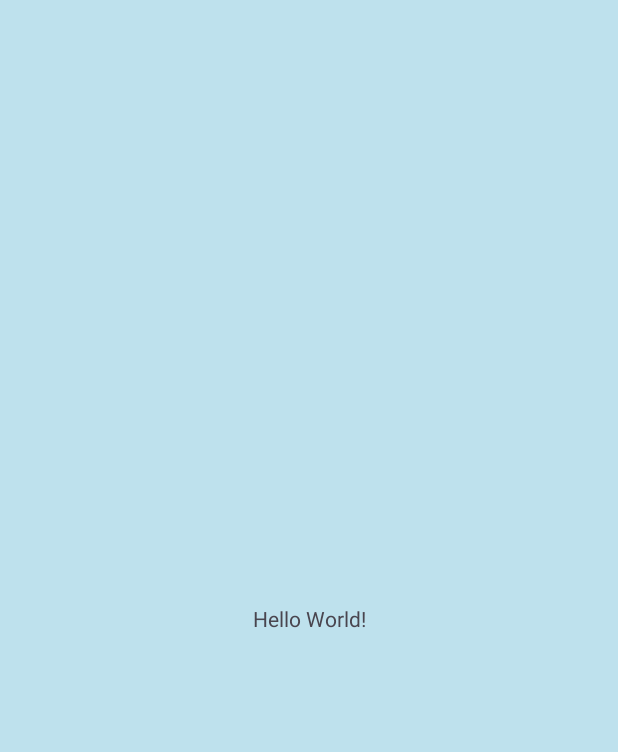
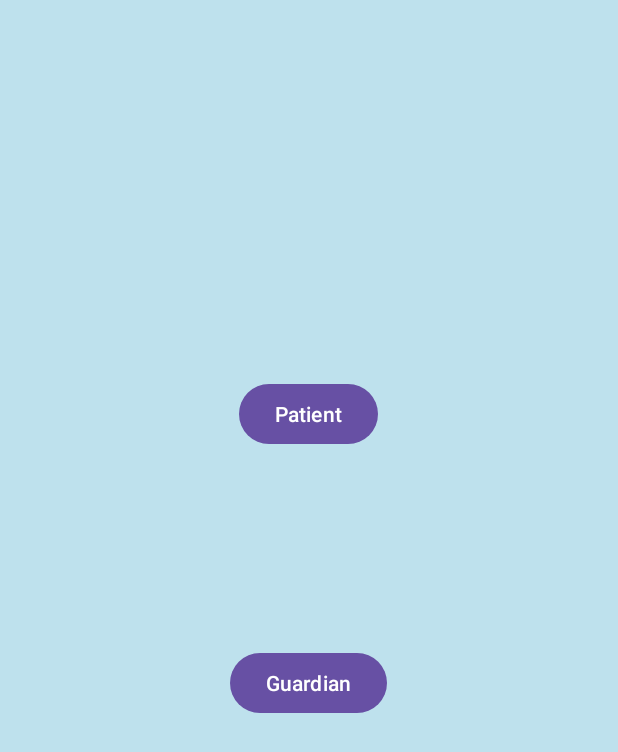
Before and after one commit to Shyamal011/ReMedi, an Android app: the screen it shows after launch (ChooseMode), on a phone screen of 412 x 824 dp. Before the commit the part shown is almost empty. Shown: the top 752 px of the screen. Run offline under Robolectric (Android 15) with nearby library versions, the light colour scheme and no system bars.

Commit message:
004@fury

```diff
--- a/app/src/main/res/layout/activity_choose_mode.xml
+++ b/app/src/main/res/layout/activity_choose_mode.xml
@@ -8,13 +8,30 @@
     android:layout_height="match_parent"
     tools:context=".ChooseMode">
 
-    <TextView
+    <Button
+        android:id="@+id/patient"
         android:layout_width="wrap_content"
         android:layout_height="wrap_content"
-        android:text="Hello World!"
+        android:text="@string/ptnt"
+        android:onClick="PatientMode"
         app:layout_constraintBottom_toBottomOf="parent"
         app:layout_constraintEnd_toEndOf="parent"
+        app:layout_constraintHorizontal_bias="0.498"
         app:layout_constraintStart_toStartOf="parent"
-        app:layout_constraintTop_toTopOf="parent" />
+        app:layout_constraintTop_toTopOf="parent"
+        app:layout_constraintVertical_bias="0.325" />
+
+    <Button
+        android:id="@+id/guardian"
+        android:layout_width="wrap_content"
+        android:layout_height="wrap_content"
+        android:text="@string/grdn"
+        android:onClick="GuardianMode"
+        app:layout_constraintBottom_toBottomOf="parent"
+        app:layout_constraintEnd_toEndOf="parent"
+        app:layout_constraintHorizontal_bias="0.498"
+        app:layout_constraintStart_toStartOf="parent"
+        app:layout_constraintTop_toBottomOf="@+id/patient"
+        app:layout_constraintVertical_bias="0.276" />
 
 </androidx.constraintlayout.widget.ConstraintLayout>
--- a/app/src/main/res/values/strings.xml
+++ b/app/src/main/res/values/strings.xml
@@ -24,5 +24,7 @@
     <string name="loginRedirect"><u>Already a user? Log in</u></string>
     <string name="n">100</string>">
     <string name="time_">12:00</string>
+    <string name="ptnt">Patient</string>
+    <string name="grdn">Guardian</string>
 
 </resources>
```
Also changed, not shown: app/src/main/res/drawable/logo.png (deleted).
